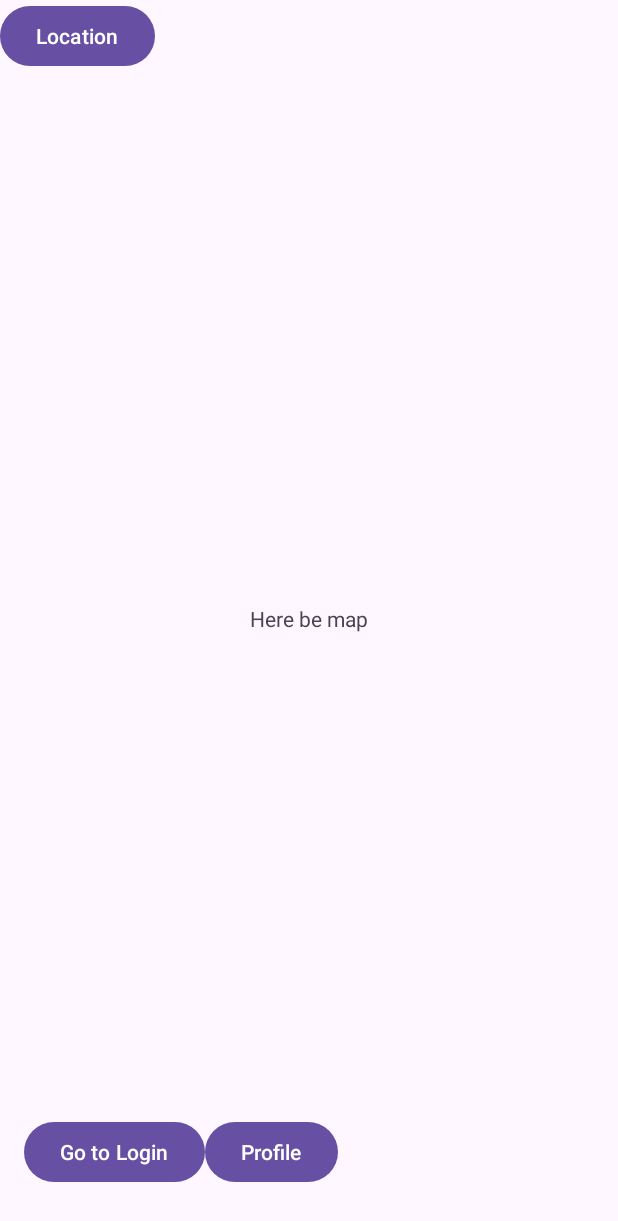
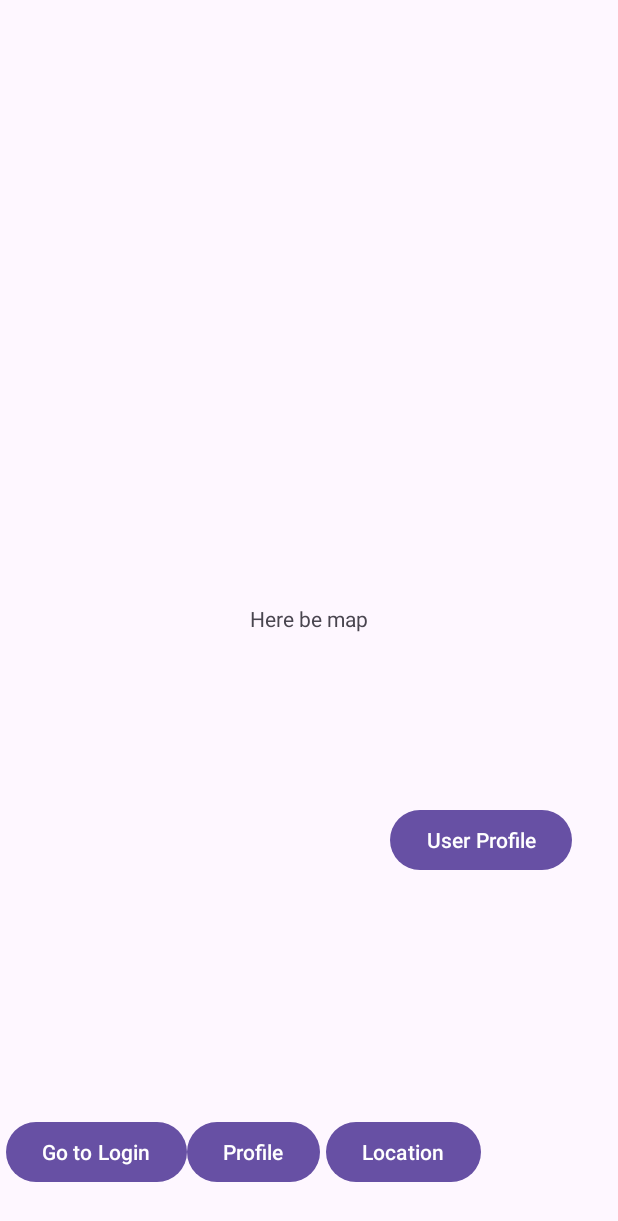
Before and after one commit to DanielOrlov/Mobile-dev-Project, an Android app: the screen it shows after launch (MainActivity), on a phone screen of 412 x 824 dp. Shown: the top 1221 px of the screen. Run offline under Robolectric (Android 15) with nearby library versions, the phone set to English and light mode, and no system bars.

Commit message:
added basic user profile

```diff
--- a/app/build.gradle.kts
+++ b/app/build.gradle.kts
@@ -46,4 +46,5 @@ dependencies {
     testImplementation(libs.junit)
     androidTestImplementation(libs.ext.junit)
     androidTestImplementation(libs.espresso.core)
+    implementation("de.hdodenhof:circleimageview:3.1.0")
 }
--- a/app/src/main/AndroidManifest.xml
+++ b/app/src/main/AndroidManifest.xml
@@ -11,6 +11,9 @@
         android:roundIcon="@mipmap/ic_launcher_round"
         android:supportsRtl="true"
         android:theme="@style/Theme.MobiledevProject">
+        <activity
+            android:name=".UserProfileActivity"
+            android:exported="false" />
         <activity
             android:name=".LocationProfileActivity"
             android:exported="false" />
--- a/app/src/main/java/com/example/mobile_dev_project/MainActivity.java
+++ b/app/src/main/java/com/example/mobile_dev_project/MainActivity.java
@@ -24,6 +24,7 @@ public class MainActivity extends AppCompatActivity {
         Button loginButton = findViewById(R.id.btnLogin);
         Button profileButton = findViewById(R.id.btnProfile);
         Button locationButton = findViewById(R.id.btnLocation);
+        Button userProfileButton = findViewById(R.id.btnUserProfile);
 
 //        ViewCompat.setOnApplyWindowInsetsListener(findViewById(R.id.main), (v, insets) -> {
 //            Insets systemBars = insets.getInsets(WindowInsetsCompat.Type.systemBars());
@@ -54,5 +55,13 @@ public class MainActivity extends AppCompatActivity {
                 startActivity(intent);
             }
         });
+
+        userProfileButton.setOnClickListener(new View.OnClickListener(){
+            @Override
+            public void onClick(View v){
+                Intent intent = new Intent(MainActivity.this, UserProfileActivity.class);
+                startActivity(intent);
+            }
+        });
     }
 }
--- a/app/src/main/res/layout/activity_main.xml
+++ b/app/src/main/res/layout/activity_main.xml
@@ -8,6 +8,7 @@
     tools:context=".MainActivity">
 
     <TextView
+        android:id="@+id/textView3"
         android:layout_width="wrap_content"
         android:layout_height="wrap_content"
         android:text="Here be map"
@@ -20,7 +21,7 @@
         android:id="@+id/btnLogin"
         android:layout_width="wrap_content"
         android:layout_height="wrap_content"
-        android:layout_marginStart="16dp"
+        android:layout_marginStart="4dp"
         android:layout_marginBottom="32dp"
         android:text="Go to Login"
         app:layout_constraintBottom_toBottomOf="parent"
@@ -39,8 +40,21 @@
         android:id="@+id/btnLocation"
         android:layout_width="wrap_content"
         android:layout_height="wrap_content"
+        android:layout_marginStart="4dp"
+        android:layout_marginBottom="32dp"
         android:text="Location"
-        tools:layout_editor_absoluteX="227dp"
-        tools:layout_editor_absoluteY="651dp" />
+        app:layout_constraintBottom_toBottomOf="parent"
+        app:layout_constraintStart_toEndOf="@+id/btnProfile" />
+
+    <Button
+        android:id="@+id/btnUserProfile"
+        android:layout_width="wrap_content"
+        android:layout_height="wrap_content"
+        android:layout_marginTop="536dp"
+        android:text="User Profile"
+        app:layout_constraintEnd_toEndOf="parent"
+        app:layout_constraintHorizontal_bias="0.895"
+        app:layout_constraintStart_toStartOf="parent"
+        app:layout_constraintTop_toTopOf="parent" />
 
 </androidx.constraintlayout.widget.ConstraintLayout>
```
Also changed, not shown: app/src/main/java/com/example/mobile_dev_project/UserProfileActivity.java (added, +25 -0 lines), app/src/main/res/layout/activity_user_profile.xml (added, +80 -0 lines), app/src/main/res/drawable/avatar.jpg (added).
